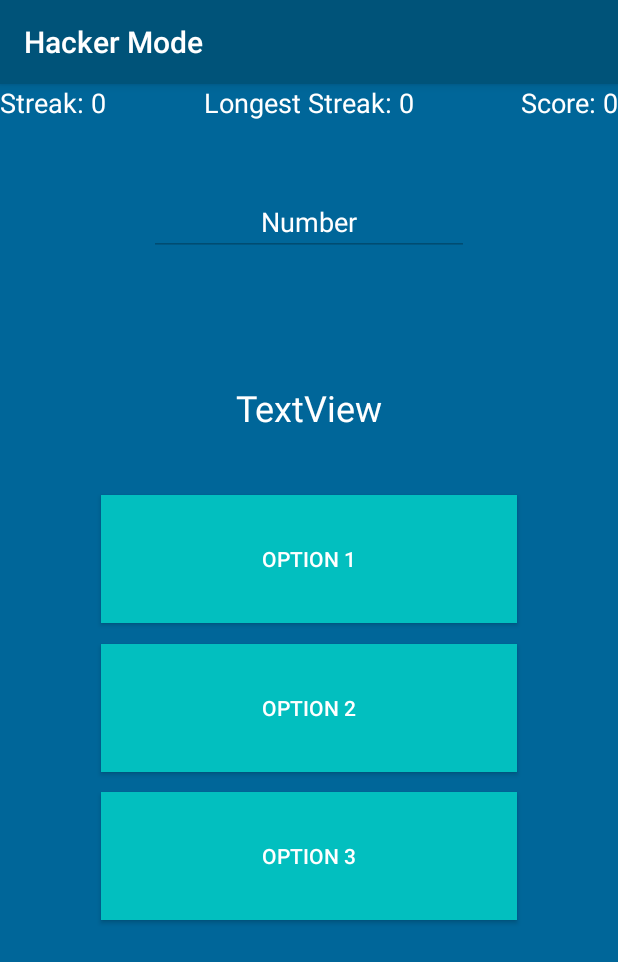
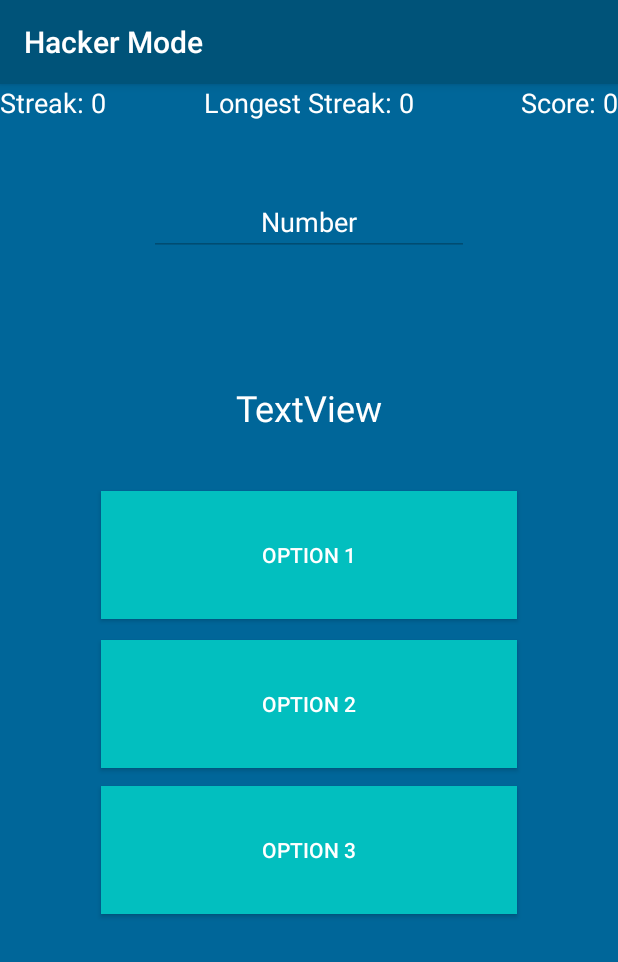
Before and after one commit to Dharun1704/Factor-Factor, an Android app: the HackerMode screen opened directly, with no data from a screen before it, after a tap on "GO", on a phone screen of 412 x 824 dp. Shown: the top 962 px of the screen. Run offline under Robolectric (Android 15) with nearby library versions, the phone set to English and light mode, and no system bars; 1 statement that could not run was skipped.

Commit message:
Update hacker_mode.xml

```diff
--- a/app/src/main/res/layout/hacker_mode.xml
+++ b/app/src/main/res/layout/hacker_mode.xml
@@ -89,6 +89,7 @@
         android:text="Option 1"
         android:textColor="#FFFFFF"
         android:background="#02BFBF"
+        android:layout_marginBottom="5dp"
         app:layout_constraintBottom_toBottomOf="parent"
         app:layout_constraintEnd_toEndOf="parent"
         app:layout_constraintStart_toStartOf="parent"
@@ -102,6 +103,7 @@
         android:textColor="#FFFFFF"
         android:background="#02BFBF"
         android:text="Option 2"
+        android:layout_marginBottom="5dp"
         app:layout_constraintBottom_toBottomOf="parent"
         app:layout_constraintEnd_toEndOf="parent"
         app:layout_constraintStart_toStartOf="parent"
@@ -114,6 +116,7 @@
         android:layout_height="85dp"
         android:text="Option 3"
         android:textColor="#FFFFFF"
+        android:layout_marginBottom="5dp"
         android:background="#02bfbf"
         app:layout_constraintBottom_toBottomOf="parent"
         app:layout_constraintEnd_toEndOf="parent"
```
